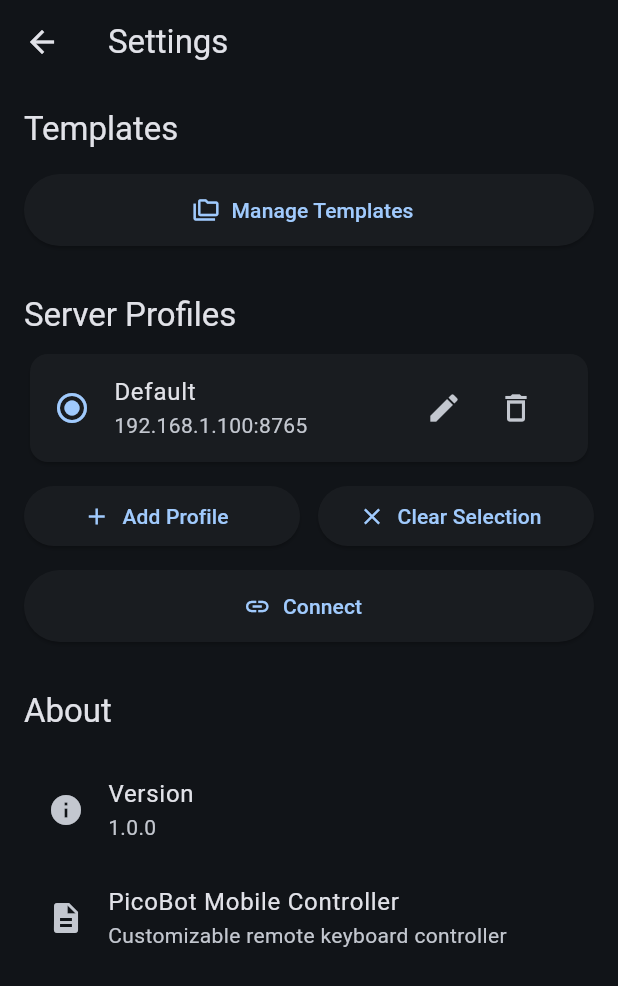
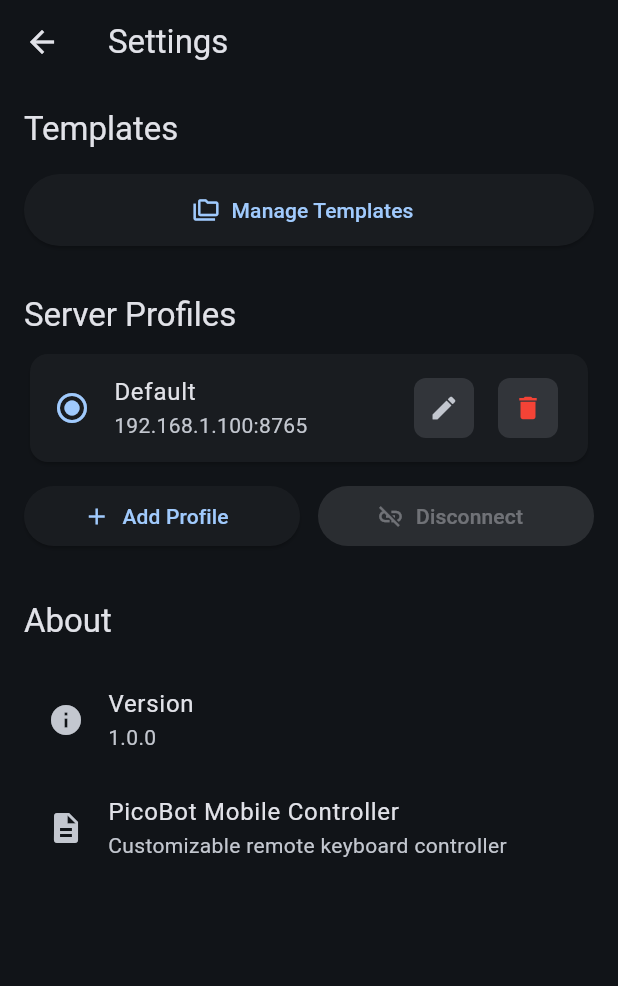
Before and after one commit to hangwl/PicoBot-v2, a Flutter app: the screen it shows after launch, after a tap on the "settings" icon, on a phone screen of 412 x 824 dp. Shown: the top 986 px of the screen. Run offline on Flutter 3.47's test engine with Material 3 defaults, Android fonts, the light colour scheme and no system bars; our stand-ins replace shared_preferences; generated files the repository leaves out were written again; network calls fail.

Commit message:
fix bugs, update flutter app ui, remote playlist controls

```diff
--- a/picobot_controller/lib/screens/home_screen.dart
+++ b/picobot_controller/lib/screens/home_screen.dart
@@ -1,5 +1,6 @@
 import 'package:flutter/material.dart';
 import 'package:provider/provider.dart';
+import '../providers/connection_provider.dart';
 import '../providers/template_provider.dart';
 import '../widgets/connection_status.dart';
 import 'template_editor_screen.dart';
@@ -9,6 +10,40 @@ import 'settings_screen.dart';
 /// Home screen showing template list
 class HomeScreen extends StatelessWidget {
   const HomeScreen({super.key});
+
+  Widget _buildPlaylistSelector(BuildContext context) {
+    return Consumer<ConnectionProvider>(
+      builder: (context, connection, child) {
+        if (!connection.isConnected || connection.playlists.isEmpty) {
+          return const SizedBox.shrink(); // Hide if not connected or no playlists
+        }
+
+        return Padding(
+          padding: const EdgeInsets.fromLTRB(16, 8, 16, 0),
+          child: InputDecorator(
+            decoration: const InputDecoration(
+              labelText: 'Macro Playlist',
+              border: OutlineInputBorder(),
+              contentPadding: EdgeInsets.symmetric(horizontal: 12, vertical: 4),
+            ),
+            child: DropdownButtonHideUnderline(
+              child: DropdownButton<String>(
+                value: connection.selectedPlaylist,
+                hint: const Text('Select Macro Playlist'),
+                isExpanded: true,
+                items: connection.playlists.map((playlist) {
+                  return DropdownMenuItem(value: playlist, child: Text(playlist));
+                }).toList(),
+                onChanged: (value) {
+                  connection.selectPlaylist(value);
+                },
+              ),
+            ),
+          ),
+        );
+      },
+    );
+  }
 
   @override
   Widget build(BuildContext context) {
@@ -26,7 +61,11 @@ class HomeScreen extends StatelessWidget {
             tooltip: 'New Template',
           ),
           // Settings button
-          IconButton(
+          Padding(
+            padding: const EdgeInsets.only(right: 8.0),
+            child: Tooltip(
+              message: 'Settings',
+              child: IconButton(
                 icon: const Icon(Icons.settings),
                 onPressed: () {
                 Navigator.push(
@@ -34,10 +73,15 @@ class HomeScreen extends StatelessWidget {
                   MaterialPageRoute(builder: (_) => const SettingsScreen()),
                 );
               },
+            ),), // End Tooltip
           ),
         ],
       ),
-      body: Consumer<TemplateProvider>(
+      body: Column(
+        children: [
+          _buildPlaylistSelector(context),
+          Expanded(
+            child: Consumer<TemplateProvider>(
         builder: (context, templateProvider, child) {
           if (templateProvider.isLoading) {
             return const Center(child: CircularProgressIndicator());
@@ -101,7 +145,9 @@ class HomeScreen extends StatelessWidget {
                             ),
                           ),
                         ),
-                        IconButton(
+                        Tooltip(
+                          message: 'Edit Template',
+                          child: IconButton(
                             style: IconButton.styleFrom(
                             shape: RoundedRectangleBorder(
                               borderRadius: BorderRadius.circular(8),
@@ -118,7 +164,8 @@ class HomeScreen extends StatelessWidget {
                               ),
                             );
                           },
-                        ),
+                          ), // End IconButton
+                        ), // End Tooltip
                       ],
                     ),
                   ),
@@ -127,7 +174,8 @@ class HomeScreen extends StatelessWidget {
             },
           );
         },
-      ),
+      ),), // End Expanded
+      ],), // End Column
     );
   }
 
--- a/picobot_controller/lib/screens/settings_screen.dart
+++ b/picobot_controller/lib/screens/settings_screen.dart
@@ -81,17 +81,32 @@ class _SettingsScreenState extends State<SettingsScreen> {
                           title: Text(p.name),
                           subtitle: Text('${p.host}:${p.port}'),
                           onTap: () => connectionProvider.selectProfile(p.id),
-                          trailing: Row(
-                            mainAxisSize: MainAxisSize.min,
-                            children: [
+                          trailing: Transform.translate(
+                            offset: const Offset(8, 0), // Shift right to reduce trailing space
+                            child: Row(
+                              mainAxisSize: MainAxisSize.min,
+                              children: [
                               IconButton(
+                                style: IconButton.styleFrom(
+                                  shape: RoundedRectangleBorder(
+                                    borderRadius: BorderRadius.circular(8),
+                                  ),
+                                  backgroundColor: Theme.of(context).colorScheme.surfaceContainerHighest,
+                                ),
                                 tooltip: 'Edit',
-                                icon: const Icon(Icons.edit),
+                                icon: const Icon(Icons.edit, size: 20),
                                 onPressed: () => _showProfileDialog(context, existing: p),
                               ),
+                              const SizedBox(width: 8),
                               IconButton(
+                                style: IconButton.styleFrom(
+                                  shape: RoundedRectangleBorder(
+                                    borderRadius: BorderRadius.circular(8),
+                                  ),
+                                  backgroundColor: Theme.of(context).colorScheme.surfaceContainerHighest,
+                                ),
                                 tooltip: 'Delete',
-                                icon: const Icon(Icons.delete_outline),
+                                icon: const Icon(Icons.delete, color: Colors.red, size: 20),
                                 onPressed: () async {
                                   final confirmed = await showDialog<bool>(
                                     context: context,
@@ -110,7 +125,7 @@ class _SettingsScreenState extends State<SettingsScreen> {
                                 },
                               ),
                             ],
-                          ),
+                          ),),
                         ),
                       )),
                   const SizedBox(height: 8),
@@ -126,35 +141,18 @@ class _SettingsScreenState extends State<SettingsScreen> {
                       const SizedBox(width: 12),
                       Expanded(
                         child: ElevatedButton.icon(
-                          icon: const Icon(Icons.clear),
-                          label: const Text('Clear Selection'),
-                          onPressed: selected != null
+                          icon: const Icon(Icons.link_off),
+                          label: const Text('Disconnect'),
+                          onPressed: connectionProvider.isConnected
                               ? () => connectionProvider.clearSelectedProfile()
                               : null,
+                          style: ElevatedButton.styleFrom(
+                            backgroundColor: connectionProvider.isConnected ? Colors.red : null,
+                          ),
                         ),
                       ),
                     ],
                   ),
-                  const SizedBox(height: 12),
-                  if (connectionProvider.isConnected)
-                    ElevatedButton.icon(
-                      onPressed: () => connectionProvider.disconnect(),
-                      icon: const Icon(Icons.link_off),
-                      label: const Text('Disconnect'),
-                      style: ElevatedButton.styleFrom(
-                        backgroundColor: Colors.red,
-                        minimumSize: const Size(double.infinity, 48),
-                      ),
-                    )
-                  else
-                    ElevatedButton.icon(
-                      onPressed: selected != null ? () => connectionProvider.connect() : null,
-                      icon: const Icon(Icons.link),
-                      label: const Text('Connect'),
-                      style: ElevatedButton.styleFrom(
-                        minimumSize: const Size(double.infinity, 48),
-                      ),
-                    ),
                 ],
               );
             },
--- a/picobot_controller/lib/widgets/key_button.dart
+++ b/picobot_controller/lib/widgets/key_button.dart
@@ -38,7 +38,7 @@ class KeyButton extends StatelessWidget {
             height: height,
             decoration: BoxDecoration(
               color: isPressed
-                  ? Theme.of(context).colorScheme.primary
+                  ? Colors.white.withOpacity(0.2)
                   : Theme.of(context).colorScheme.surfaceContainerHighest,
               borderRadius: BorderRadius.circular(8),
               boxShadow: [
@@ -58,7 +58,7 @@ class KeyButton extends StatelessWidget {
                   fontSize: width > 80 ? 18 : 14,
                   fontWeight: FontWeight.bold,
                   color: isPressed
-                      ? Theme.of(context).colorScheme.onPrimary
+                      ? Colors.white
                       : Theme.of(context).colorScheme.onSurfaceVariant,
                 ),
                 textAlign: TextAlign.center,
--- a/picobot_controller/pubspec.yaml
+++ b/picobot_controller/pubspec.yaml
@@ -16,7 +16,7 @@ publish_to: 'none' # Remove this line if you wish to publish to pub.dev
 # https://developer.apple.com/library/archive/documentation/General/Reference/InfoPlistKeyReference/Articles/CoreFoundationKeys.html
 # In Windows, build-name is used as the major, minor, and patch parts
 # of the product and file versions while build-number is used as the build suffix.
-version: 1.0.0+1
+version: 1.1.0+2
 
 environment:
   sdk: ^3.9.2
```
Also changed, not shown: picobot_controller/lib/providers/connection_provider.dart (+46 -1 lines), picobot_controller/lib/screens/manage_templates_screen.dart (+18 -11 lines), 4 other files. Lines whose indentation alone changed are shown as unchanged.
